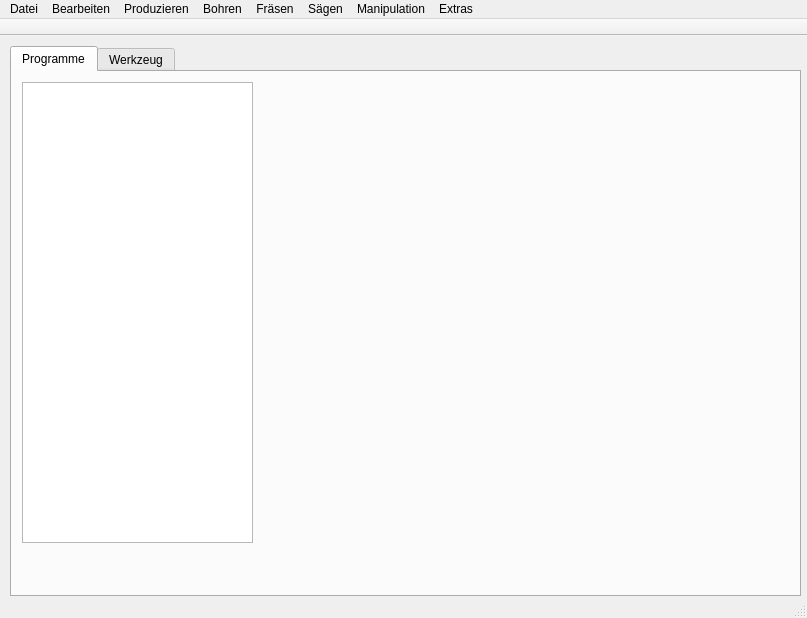
Above: mainwindow.ui from TischlerWilly/iwop before the change. Below: the same form after it.
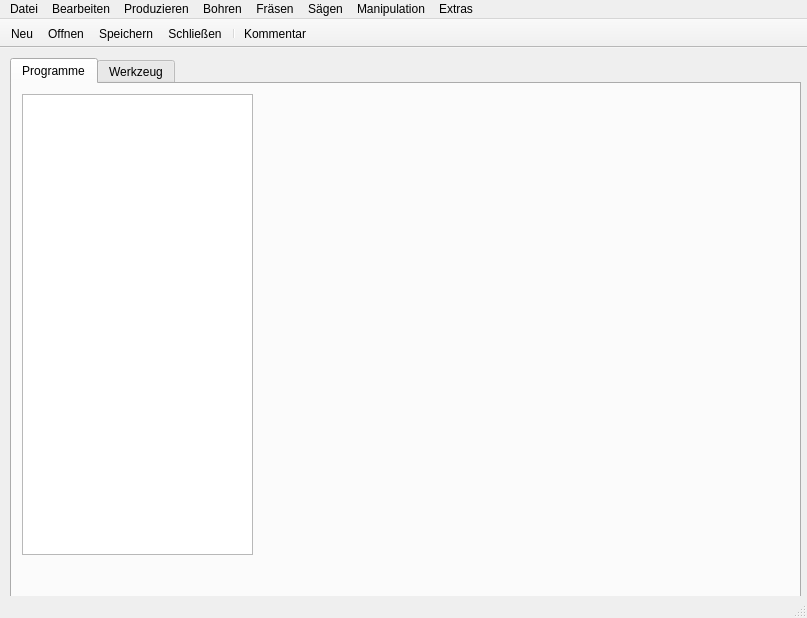
That is the form after the change. Icons and pictures are not drawn.

```diff
--- a/mainwindow.ui
+++ b/mainwindow.ui
@@ -278,6 +278,12 @@
    <attribute name="toolBarBreak">
     <bool>false</bool>
    </attribute>
+   <addaction name="actionNeu"/>
+   <addaction name="actionOffnen"/>
+   <addaction name="actionDateiSpeichern"/>
+   <addaction name="actionDateiSchliessen"/>
+   <addaction name="separator"/>
+   <addaction name="actionMakeKommentar"/>
   </widget>
   <widget class="QStatusBar" name="statusBar"/>
   <action name="actionNeu">
```
Left out of the diff: 24 changed lines with no effect on the pictures.
